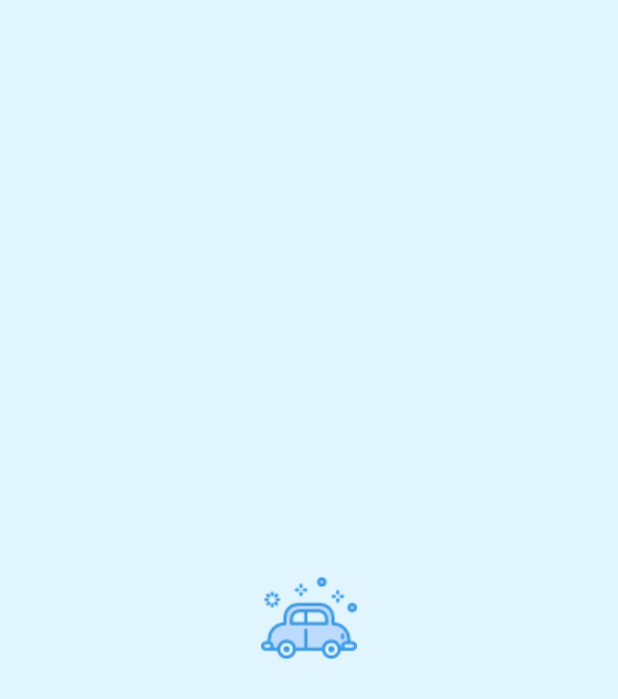
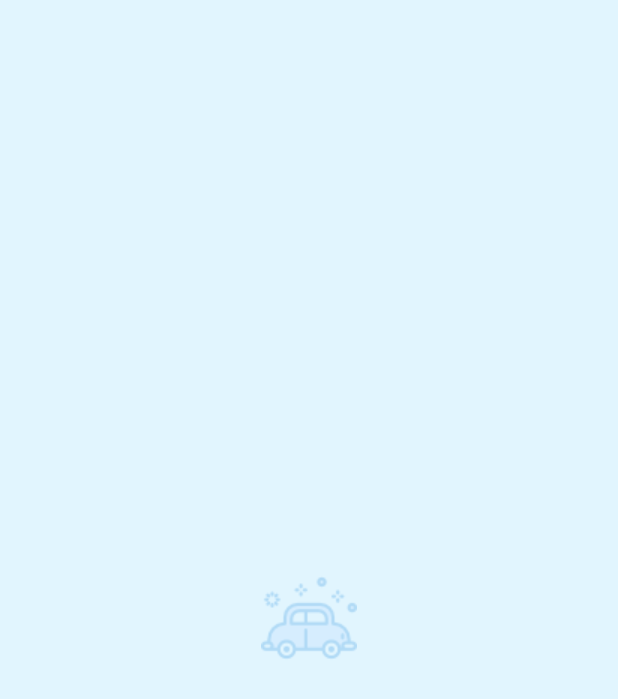
Before and after one commit to liandaraaa/flutter-steamy-restaurant, a Flutter app: the first screen one second after launch, on a phone screen of 412 x 824 dp. Shown: the top 699 px of the screen. Run offline on Flutter 3.47's test engine with Material 2 defaults, Android fonts, the phone set to English and light mode, and no system bars; our stand-ins replace google_fonts.

Commit message:
set animation splash logo

```diff
--- a/lib/ui/main.dart
+++ b/lib/ui/main.dart
@@ -3,10 +3,10 @@ import 'package:flutter/material.dart';
 import 'package:flutter/widgets.dart';
 import 'package:restaurant_app/common/styles.dart';
 import 'package:restaurant_app/data/model/restaurant.dart';
+import 'package:restaurant_app/ui/restaurant_detail_page.dart';
+import 'package:restaurant_app/ui/restaurant_list_page.dart';
 import 'package:restaurant_app/ui/restaurant_search_page.dart';
-
-import 'restaurant_detail_page.dart';
-import 'restaurant_list_page.dart';
+import 'package:restaurant_app/ui/splash_screen_page.dart';
 
 void main() {
   runApp(MyApp());
@@ -30,26 +30,6 @@ class _MyAppState extends State<MyApp> {
         }
       },
     );
-  }
-}
-
-class SplashScreenPage extends StatelessWidget {
-  @override
-  Widget build(BuildContext context) {
-    return Scaffold(
-      backgroundColor: Color(0xe1f5fe).withOpacity(1.0),
-      body: Center(child: Image.asset('images/steamy_logo_big.png')),
-    );
-  }
-}
-
-class Init {
-  Init._();
-
-  static final instance = Init._();
-
-  Future initialize() async {
-    await Future.delayed(Duration(seconds: 3));
   }
 }
 
@@ -81,8 +61,7 @@ class MainPage extends StatelessWidget {
             restaurant:
                 ModalRoute.of(context)?.settings.arguments as Restaurant),
         RestaurantSearchPage.routName: (context) => RestaurantSearchPage(
-            query:
-            ModalRoute.of(context)?.settings.arguments as String)
+            query: ModalRoute.of(context)?.settings.arguments as String)
       },
     );
   }
--- /dev/null
+++ b/lib/ui/splash_screen_page.dart
@@ -0,0 +1,86 @@
+import 'package:flutter/cupertino.dart';
+import 'package:flutter/material.dart';
+
+class SplashScreenPage extends StatelessWidget {
+  @override
+  Widget build(BuildContext context) {
+    return Scaffold(
+      backgroundColor: Color(0xe1f5fe).withOpacity(1.0),
+      body: SplashScreenLogo(),
+    );
+  }
+}
+
+class Init {
+  Init._();
+
+  static final instance = Init._();
+
+  Future initialize() async {
+    await Future.delayed(Duration(seconds: 3));
+  }
+}
+
+class AnimatedSplashLogo extends AnimatedWidget {
+  const AnimatedSplashLogo({Key? key, required Animation<double> animation})
+      : super(key: key, listenable: animation);
+
+  // Make the Tweens static because they don't change.
+  static final _opacityTween = Tween<double>(begin: 0.1, end: 1);
+  static final _sizeTween = Tween<double>(begin: 0, end: 300);
+
+  @override
+  Widget build(BuildContext context) {
+    final animation = listenable as Animation<double>;
+    return Center(
+      child: Opacity(
+        opacity: _opacityTween.evaluate(animation),
+        child: Container(
+          margin: const EdgeInsets.symmetric(vertical: 10),
+          height: _sizeTween.evaluate(animation),
+          width: _sizeTween.evaluate(animation),
+          child: Center(child: Image.asset('images/steamy_logo_big.png')),
+        ),
+      ),
+    );
+  }
+}
+
+class SplashScreenLogo extends StatefulWidget {
+  const SplashScreenLogo({Key? key}) : super(key: key);
+
+  @override
+  _SplashScreenLogoState createState() => _SplashScreenLogoState();
+}
+
+class _SplashScreenLogoState extends State<SplashScreenLogo>
+    with SingleTickerProviderStateMixin {
+  late Animation<double> animation;
+  late AnimationController controller;
+
+  @override
+  void initState() {
+    super.initState();
+    controller =
+        AnimationController(duration: const Duration(seconds: 2), vsync: this);
+    animation = CurvedAnimation(parent: controller, curve: Curves.easeIn)
+      ..addStatusListener((status) {
+        if (status == AnimationStatus.completed) {
+          controller.reverse();
+        } else if (status == AnimationStatus.dismissed) {
+          controller.forward();
+        }
+      });
+    controller.forward();
+  }
+
+  @override
+  Widget build(BuildContext context) =>
+      AnimatedSplashLogo(animation: animation);
+
+  @override
+  void dispose() {
+    controller.dispose();
+    super.dispose();
+  }
+}
```
